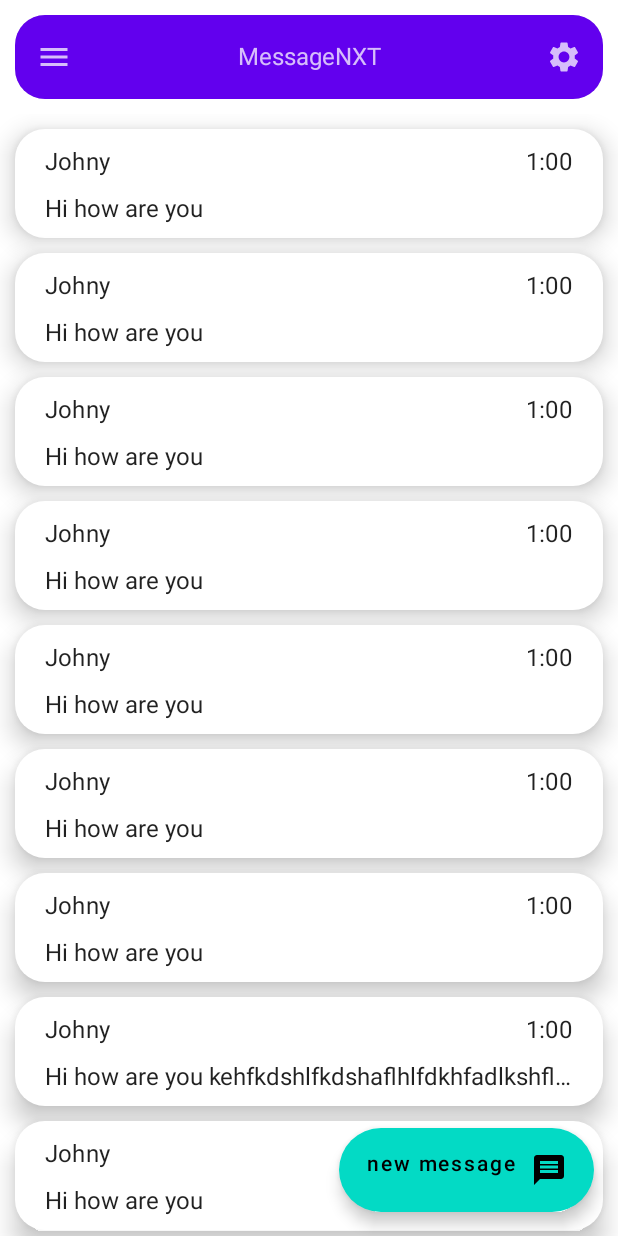
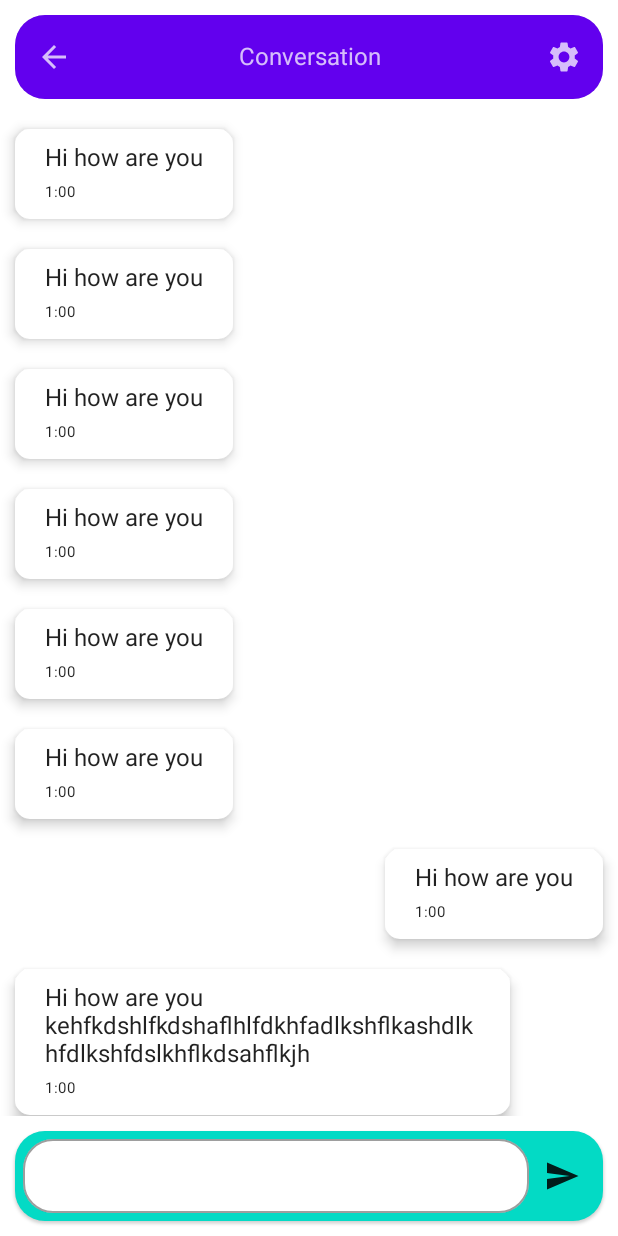
Before and after one commit to anandfromdelhi/MessageNXT, an Android app built with Jetpack Compose: the screen it shows after launch (MainActivity), on a phone screen of 412 x 824 dp. Run offline under Robolectric (Android 15) with nearby library versions, the phone set to English and light mode, and no system bars.

Commit message:
conversation screen

```diff
--- a/app/src/main/java/com/example/messagenxt/MainActivity.kt
+++ b/app/src/main/java/com/example/messagenxt/MainActivity.kt
@@ -7,10 +7,35 @@ import androidx.compose.foundation.layout.fillMaxSize
 import androidx.compose.material.MaterialTheme
 import androidx.compose.material.Surface
 import androidx.compose.ui.Modifier
+import com.example.messagenxt.screens.ConversationScreen
+import com.example.messagenxt.screens.Messages
 import com.example.messagenxt.screens.WelcomeScreen
 import com.example.messagenxt.ui.theme.MessageNXTTheme
 
 class MainActivity : ComponentActivity() {
+
+    val messageList:List<Messages> = listOf(
+        Messages("Johny", "1:00", "Hi how are you"),
+        Messages("Johny", "1:00", "Hi how are you"),
+        Messages("Johny", "1:00", "Hi how are you"),
+        Messages("Johny", "1:00", "Hi how are you"),
+        Messages("Johny", "1:00", "Hi how are you"),
+        Messages("Johny", "1:00", "Hi how are you"),
+        Messages("Baba", "1:00", "Hi how are you"),
+        Messages("Johny", "1:00", "Hi how are you kehfkdshlfkdshaflhlfdkhfadlkshflkashdlkhfdlkshfdslkhflkdsahflkjh"),
+        Messages("Johny", "1:00", "Hi how are you"),
+        Messages("Johny", "1:00", "Hi how are you"),
+        Messages("Baba", "1:00", "Hi how are alkflsdhdlkfashflkdshflakhflkgsflkgflksdglkagflkadsglkfsglfdksagdlsfkglkyou"),
+        Messages("Johny", "1:00", "Hi how are you"),
+        Messages("Baba", "1:00", "Hi how are you"),
+        Messages("Johny", "1:00", "Hi how are you"),
+        Messages("Johny", "1:00", "Hi hokhfalfdhslkflkdsgflkdsgfldskgfdlksgfldksgflkgfdlskgdlkfsgdlfskgadlfskgkaldfsw are you"),
+        Messages("Johny", "1:00", "Hi how are you"),
+        Messages("Baba", "1:00", "Hi how are you"),
+        Messages("Baba", "1:00", "Hi how are you"),
+        Messages("Johny", "1:00", "Hi how are you"),
+        Messages("Baba", "1:00", "Hi how are you")
+    )
     override fun onCreate(savedInstanceState: Bundle?) {
         super.onCreate(savedInstanceState)
         setContent {
@@ -19,7 +44,7 @@ class MainActivity : ComponentActivity() {
                     modifier = Modifier.fillMaxSize(),
                     color = MaterialTheme.colors.background
                 ) {
-                    WelcomeScreen()
+                    ConversationScreen(conversation = messageList)
                 }
             }
         }
--- a/app/src/main/java/com/example/messagenxt/screens/ConversationScreen.kt
+++ b/app/src/main/java/com/example/messagenxt/screens/ConversationScreen.kt
@@ -1,20 +1,107 @@
 package com.example.messagenxt.screens
 
-import androidx.compose.material.FloatingActionButton
-import androidx.compose.material.Scaffold
-import androidx.compose.runtime.Composable
-import com.example.messagenxt.utils.composables.MessageFloatButton
+import androidx.compose.foundation.layout.*
+import androidx.compose.foundation.lazy.LazyColumn
+import androidx.compose.foundation.lazy.items
+import androidx.compose.foundation.shape.RoundedCornerShape
+import androidx.compose.material.*
+import androidx.compose.material.icons.Icons
+import androidx.compose.material.icons.filled.Send
+import androidx.compose.runtime.*
+import androidx.compose.ui.Alignment
+import androidx.compose.ui.Modifier
+import androidx.compose.ui.graphics.Color
+import androidx.compose.ui.unit.dp
+import androidx.compose.ui.unit.sp
 import com.example.messagenxt.utils.composables.MessageNxtTopBar
 
 @Composable
 fun ConversationScreen(
     conversation: List<Messages>
 ) {
+    var userMessage by remember { mutableStateOf("") }
     Scaffold(
-        topBar = { MessageNxtTopBar(navBackEnabled = true, title = "Conversation") },
-        floatingActionButton = { MessageFloatButton(text = "", navBackEnabled = true) }
+        topBar = { MessageNxtTopBar(navBackEnabled = true, title = "Conversation") }
     ) { paddingValues ->
         paddingValues
 
+        Column() {
+            LazyColumn(modifier = Modifier.weight(1f)) {
+                items(conversation) { message ->
+                    Box(
+                        modifier = Modifier.fillMaxWidth(),
+                        contentAlignment = if (message.from == "Baba") {
+                            Alignment.CenterEnd
+                        } else {
+                            Alignment.CenterStart
+                        }
+                    ) {
+                        Surface(
+                            shape = RoundedCornerShape(10.dp),
+                            color = MaterialTheme.colors.onPrimary,
+                            modifier = Modifier
+                                .padding(10.dp)
+                                .widthIn(max = 330.dp),
+                            elevation = 5.dp
+
+                        ) {
+
+                            Column(
+                                modifier = Modifier.padding(
+                                    start = 20.dp,
+                                    end = 20.dp,
+                                    top = 10.dp,
+                                    bottom = 10.dp,
+                                )
+                            ) {
+                                Text(
+                                    text = message.text,
+                                    style = MaterialTheme.typography.body1
+                                )
+                                Spacer(modifier = Modifier.height(5.dp))
+
+                                Text(
+                                    text = message.time,
+                                    style = MaterialTheme.typography.caption,
+                                    fontSize = 10.sp
+                                )
+
+
+                            }
+                        }
+
+                    }
+                }
+            }
+            Card(
+                modifier = Modifier
+                    .padding(10.dp)
+                    .fillMaxWidth()
+                    .height(60.dp),
+                backgroundColor = MaterialTheme.colors.secondary,
+                shape = RoundedCornerShape(20.dp)
+            ) {
+                Row(
+                    modifier = Modifier.padding(5.dp),
+                    verticalAlignment = Alignment.CenterVertically,
+                    horizontalArrangement = Arrangement.Center
+                ) {
+                    OutlinedTextField(
+                        value = userMessage, onValueChange = { userMessage = it },
+                        shape = RoundedCornerShape(20.dp),
+                        modifier = Modifier.weight(1f),
+                        maxLines = 5,
+                        colors = TextFieldDefaults.outlinedTextFieldColors(
+                            backgroundColor = Color.White,
+                            focusedBorderColor = MaterialTheme.colors.secondary
+                        )
+                    )
+                    Icon(imageVector = Icons.Default.Send, contentDescription = null, modifier = Modifier.padding(10.dp))
+                }
+
+            }
+        }
+
+
     }
 }
--- /dev/null
+++ b/app/src/main/res/values/strings.xml
@@ -0,0 +1,4 @@
+<resources>
+    <string name="app_name">MessageNXT</string>
+    <string name="web_client_id">364487372500-77gaeso9k6v7jsu5tif1lr6k3pek43m6.apps.googleusercontent.com</string>
+</resources>
```
